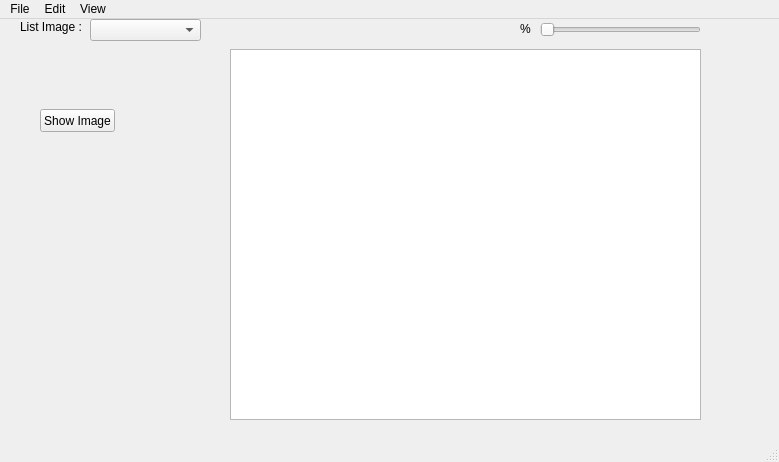
Above: ShaderEditor/Segmentation.ui from yhunahrin/Radium-Apps before the change. Below: the same form after it.
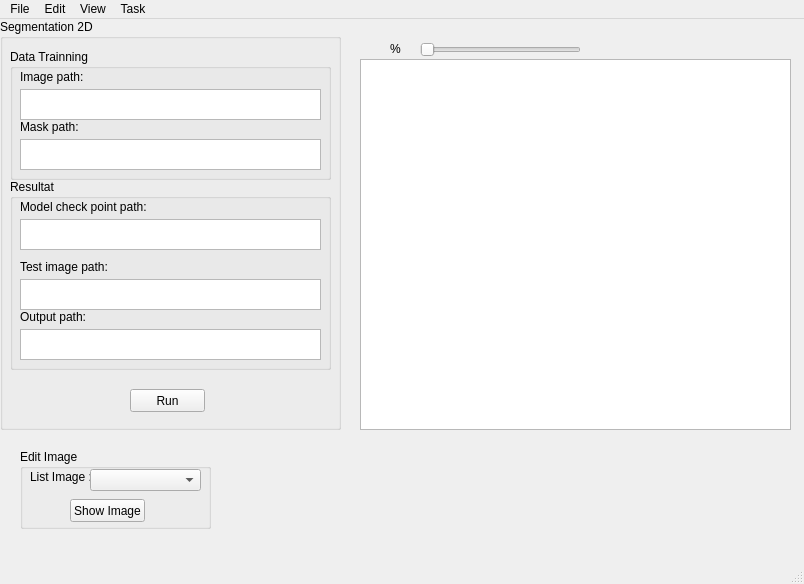
That is the form after the change.

Diff of the .ui file:
```diff
--- a/ShaderEditor/Segmentation.ui
+++ b/ShaderEditor/Segmentation.ui
@@ -6,56 +6,20 @@
    <rect>
     <x>0</x>
     <y>0</y>
-    <width>779</width>
-    <height>462</height>
+    <width>804</width>
+    <height>584</height>
    </rect>
   </property>
   <property name="windowTitle">
    <string>MainWindow</string>
   </property>
   <widget class="QWidget" name="centralwidget">
-   <widget class="QLabel" name="label">
-    <property name="geometry">
-     <rect>
-      <x>20</x>
-      <y>0</y>
-      <width>71</width>
-      <height>16</height>
-     </rect>
-    </property>
-    <property name="text">
-     <string>List Image :</string>
-    </property>
-   </widget>
-   <widget class="QComboBox" name="comboBox">
-    <property name="geometry">
-     <rect>
-      <x>90</x>
-      <y>0</y>
-      <width>111</width>
-      <height>22</height>
-     </rect>
-    </property>
-   </widget>
-   <widget class="QPushButton" name="pushButton">
-    <property name="geometry">
-     <rect>
-      <x>40</x>
-      <y>90</y>
-      <width>75</width>
-      <height>23</height>
-     </rect>
-    </property>
-    <property name="text">
-     <string>Show Image</string>
-    </property>
-   </widget>
    <widget class="QListView" name="listView">
     <property name="geometry">
      <rect>
-      <x>230</x>
-      <y>30</y>
-      <width>471</width>
+      <x>360</x>
+      <y>40</y>
+      <width>431</width>
       <height>371</height>
      </rect>
     </property>
@@ -63,8 +27,8 @@
    <widget class="QLabel" name="label_2">
     <property name="geometry">
      <rect>
-      <x>230</x>
-      <y>30</y>
+      <x>360</x>
+      <y>40</y>
       <width>47</width>
       <height>13</height>
      </rect>
@@ -76,8 +40,8 @@
    <widget class="QSlider" name="size">
     <property name="geometry">
      <rect>
-      <x>540</x>
-      <y>0</y>
+      <x>420</x>
+      <y>20</y>
       <width>161</width>
       <height>22</height>
      </rect>
@@ -89,8 +53,8 @@
    <widget class="QLabel" name="label_3">
     <property name="geometry">
      <rect>
-      <x>500</x>
-      <y>0</y>
+      <x>360</x>
+      <y>20</y>
       <width>21</width>
       <height>20</height>
      </rect>
@@ -102,8 +66,8 @@
    <widget class="QLabel" name="label_4">
     <property name="geometry">
      <rect>
-      <x>520</x>
-      <y>0</y>
+      <x>390</x>
+      <y>20</y>
       <width>21</width>
       <height>20</height>
      </rect>
@@ -112,13 +76,229 @@
      <string>%</string>
     </property>
    </widget>
+   <widget class="QGroupBox" name="editImage">
+    <property name="geometry">
+     <rect>
+      <x>20</x>
+      <y>430</y>
+      <width>191</width>
+      <height>80</height>
+     </rect>
+    </property>
+    <property name="title">
+     <string>Edit Image</string>
+    </property>
+    <widget class="QLabel" name="label">
+     <property name="geometry">
+      <rect>
+       <x>10</x>
+       <y>20</y>
+       <width>71</width>
+       <height>16</height>
+      </rect>
+     </property>
+     <property name="text">
+      <string>List Image :</string>
+     </property>
+    </widget>
+    <widget class="QComboBox" name="comboBox">
+     <property name="geometry">
+      <rect>
+       <x>70</x>
+       <y>20</y>
+       <width>111</width>
+       <height>22</height>
+      </rect>
+     </property>
+    </widget>
+    <widget class="QPushButton" name="pushButton">
+     <property name="geometry">
+      <rect>
+       <x>50</x>
+       <y>50</y>
+       <width>75</width>
+       <height>23</height>
+      </rect>
+     </property>
+     <property name="text">
+      <string>Show Image</string>
+     </property>
+    </widget>
+   </widget>
+   <widget class="QGroupBox" name="segmentation">
+    <property name="geometry">
+     <rect>
+      <x>0</x>
+      <y>0</y>
+      <width>341</width>
+      <height>411</height>
+     </rect>
+    </property>
+    <property name="title">
+     <string>Segmentation 2D</string>
+    </property>
+    <widget class="QGroupBox" name="data_tranning">
+     <property name="geometry">
+      <rect>
+       <x>10</x>
+       <y>30</y>
+       <width>321</width>
+       <height>131</height>
+      </rect>
+     </property>
+     <property name="title">
+      <string>Data Trainning</string>
+     </property>
+     <widget class="QTextEdit" name="image_path">
+      <property name="geometry">
+       <rect>
+        <x>10</x>
+        <y>40</y>
+        <width>301</width>
+        <height>31</height>
+       </rect>
+      </property>
+     </widget>
+     <widget class="QTextEdit" name="mask_path">
+      <property name="geometry">
+       <rect>
+        <x>10</x>
+        <y>90</y>
+        <width>301</width>
+        <height>31</height>
+       </rect>
+      </property>
+     </widget>
+     <widget class="QLabel" name="label_5">
+      <property name="geometry">
+       <rect>
+        <x>10</x>
+        <y>20</y>
+        <width>71</width>
+        <height>16</height>
+       </rect>
+      </property>
+      <property name="text">
+       <string>Image path:</string>
+      </property>
+     </widget>
+     <widget class="QLabel" name="label_6">
+      <property name="geometry">
+       <rect>
+        <x>10</x>
+        <y>70</y>
+        <width>71</width>
+        <height>16</height>
+       </rect>
+      </property>
+      <property name="text">
+       <string>Mask path:</string>
+      </property>
+     </widget>
+    </widget>
+    <widget class="QGroupBox" name="resultat">
+     <property name="geometry">
+      <rect>
+       <x>10</x>
+       <y>160</y>
+       <width>321</width>
+       <height>191</height>
+      </rect>
+     </property>
+     <property name="title">
+      <string>Resultat</string>
+     </property>
+     <widget class="QLabel" name="label_7">
+      <property name="geometry">
+       <rect>
+        <x>10</x>
+        <y>20</y>
+        <width>221</width>
+        <height>16</height>
+       </rect>
+      </property>
+      <property name="text">
+       <string>Model check point path: </string>
+      </property>
+     </widget>
+     <widget class="QTextEdit" name="model">
+      <property name="geometry">
+       <rect>
+        <x>10</x>
+        <y>40</y>
+        <width>301</width>
+        <height>31</height>
+       </rect>
+      </property>
+     </widget>
+     <widget class="QTextEdit" name="test_image">
+      <property name="geometry">
+       <rect>
+        <x>10</x>
+        <y>100</y>
+        <width>301</width>
+        <height>31</height>
+       </rect>
+      </property>
+     </widget>
+     <widget class="QLabel" name="label_8">
+      <property name="geometry">
+       <rect>
+        <x>10</x>
+        <y>80</y>
+        <width>221</width>
+        <height>16</height>
+       </rect>
+      </property>
+      <property name="text">
+       <string>Test image path: </string>
+      </property>
+     </widget>
+     <widget class="QLabel" name="label_9">
+      <property name="geometry">
+       <rect>
+        <x>10</x>
+        <y>130</y>
+        <width>221</width>
+        <height>16</height>
+       </rect>
+      </property>
+      <property name="text">
+       <string>Output path:</string>
+      </property>
+     </widget>
+     <widget class="QTextEdit" name="output">
+      <property name="geometry">
+       <rect>
+        <x>10</x>
+        <y>150</y>
+        <width>301</width>
+        <height>31</height>
+       </rect>
+      </property>
+     </widget>
+    </widget>
+    <widget class="QPushButton" name="run">
+     <property name="geometry">
+      <rect>
+       <x>130</x>
+       <y>370</y>
+       <width>75</width>
+       <height>23</height>
+      </rect>
+     </property>
+     <property name="text">
+      <string>Run</string>
+     </property>
+    </widget>
+   </widget>
   </widget>
   <widget class="QMenuBar" name="menubar">
    <property name="geometry">
     <rect>
      <x>0</x>
      <y>0</y>
-     <width>779</width>
+     <width>804</width>
      <height>21</height>
     </rect>
    </property>
@@ -141,9 +321,18 @@
      <string>View</string>
     </property>
    </widget>
+   <widget class="QMenu" name="menuTask">
+    <property name="title">
+     <string>Task</string>
+    </property>
+    <addaction name="paint"/>
+    <addaction name="segmentation_2D"/>
+    <addaction name="recontruction_3D"/>
+   </widget>
    <addaction name="menuFile"/>
    <addaction name="menuEdit"/>
    <addaction name="menuView"/>
+   <addaction name="menuTask"/>
   </widget>
   <widget class="QStatusBar" name="statusbar"/>
   <action name="openImageTest">
```
Left out of the diff: 15 changed lines with no effect on the pictures.
